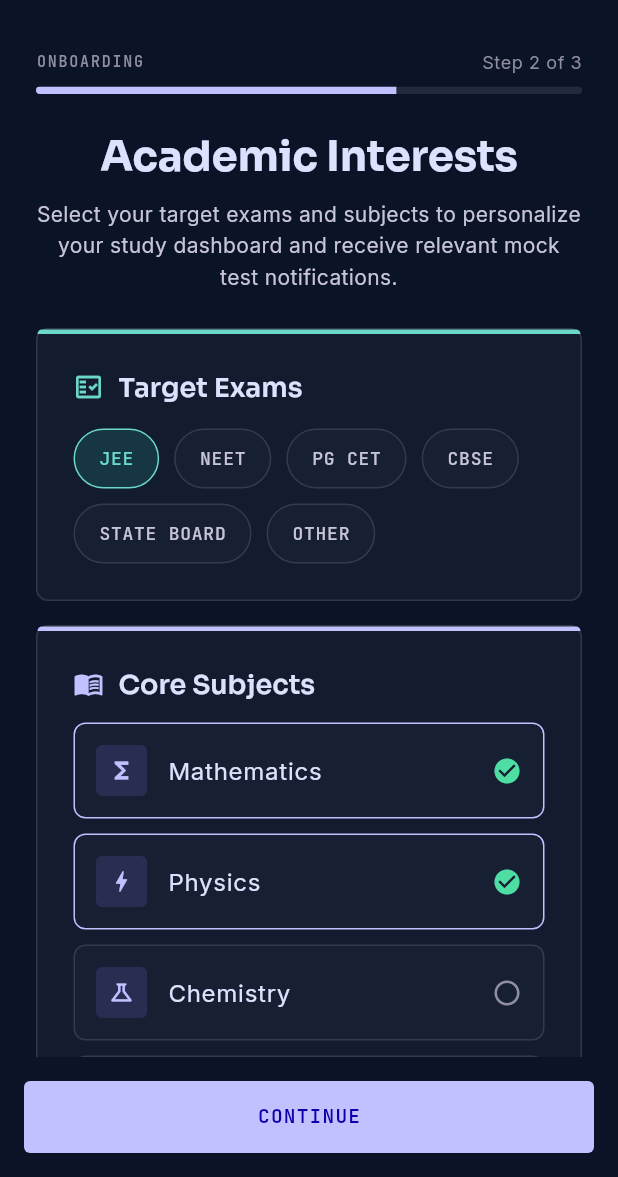
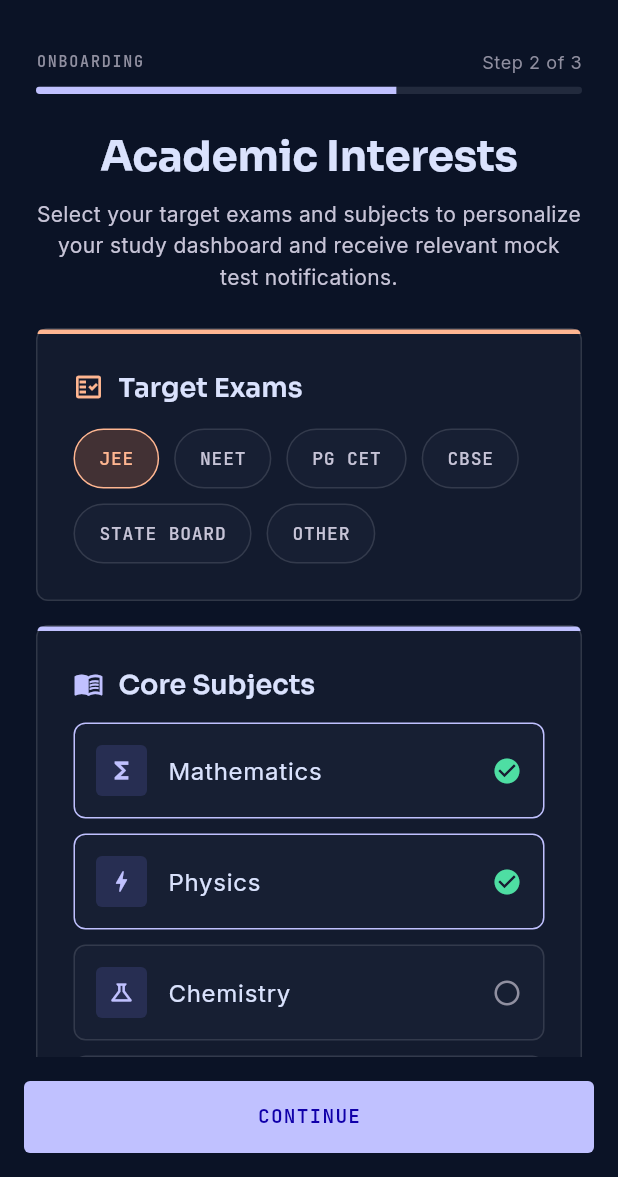
Before and after one commit to BharathMallesh/OlympiadPro, a Flutter app: the AcademicInterestsScreen screen opened by its route, on a phone screen of 412 x 824 dp, the part 59-1236 px from its top. Run offline on Flutter 3.47's test engine with Material 3 defaults, Android fonts, the phone set to English and light mode, and no system bars; our stand-ins replace connectivity_plus, file_picker, flutter_secure_storage, go_router, google_fonts, image_picker and 1 more; missing offline and left inert: flutter_math_fork; accounts and stored records are empty.

Commit message:
Brand: open-book V favicon + logo.svg; accent flipped to amber
- web/favicon.svg (open-book V) wired into index.html; web/logo.svg lockup
- AppColors accent (teal alias) repointed to amber for Indigo + Amber palette

Co-Authored-By: Claude Opus 4.8 <noreply@anthropic.com>

```diff
--- a/lib/app/theme.dart
+++ b/lib/app/theme.dart
@@ -28,8 +28,10 @@ class AppColors {
   static const onSecondary = Color(0xFF552000);
   static const secondaryStrong = Color(0xFFFF8A4C);
 
-  static const teal = Color(0xFF6BD8CB);
-  static const tealStrong = Color(0xFF29A195);
+  // Accent is amber (Indigo + Amber brand). The `teal` names are kept as
+  // aliases so existing usages flip to amber without touching 60 call sites.
+  static const teal = Color(0xFFFFB691);
+  static const tealStrong = Color(0xFFFF8A4C);
 
   static const success = Color(0xFF4EDEA3);
   static const onSuccess = Color(0xFF003824);
```
Also changed, not shown: 3 other files.
